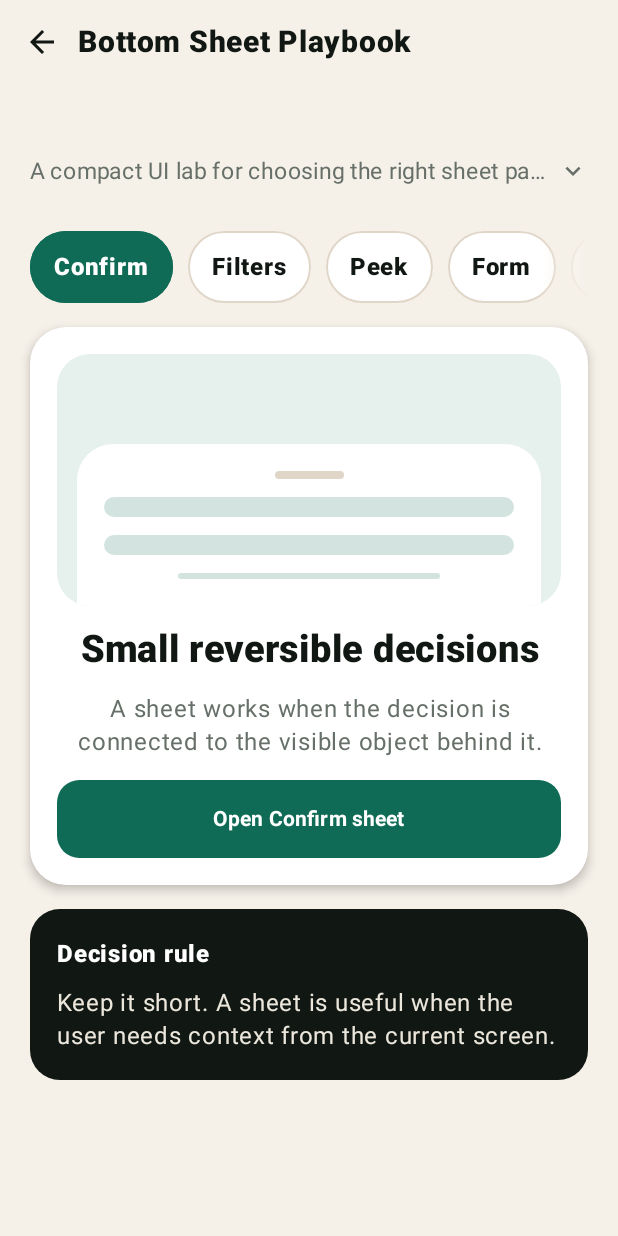
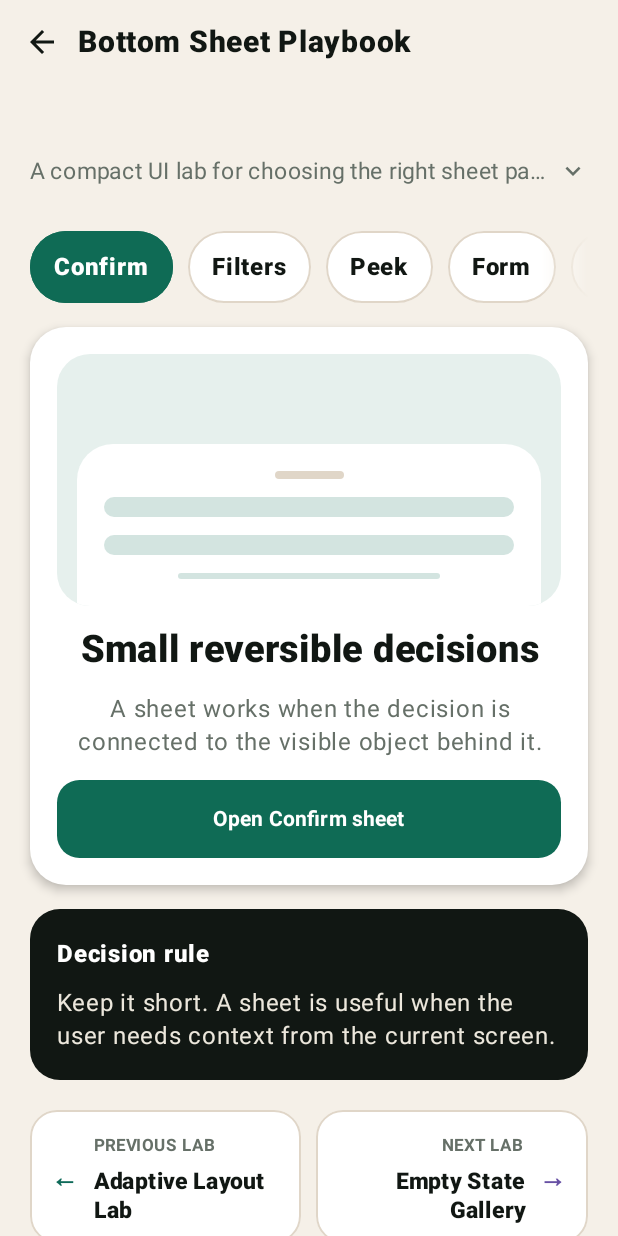
Before and after one commit to YANKAMKEVIN/mobile-ui-labs, an Android app built with Jetpack Compose: the screen it shows after launch (MainActivity), after a tap on "Bottom Sheet Playbook", on a phone screen of 412 x 824 dp. Run offline under Robolectric (Android 15) with nearby library versions, the phone set to English and light mode, and no system bars.

Commit message:
Chain the labs with previous / next links
Every lab now ends, under its rule card, with two cards leading to the
previous and the next lab in catalog order, with their title and an
arrow in their accent colour. The ten labs can be read in one go, like
the chapters of a guide, without going back up to "All labs" and
finding one's place in the list. The first lab has no "previous", the
last no "next"; each card is announced as "Next lab: <title>".

The links are provided by the app shell through LocalLabFooter and
placed by each lab with LabFooter(), which shows nothing when a lab
runs on its own. Covered by LabsTest.

Co-Authored-By: Claude Opus 5.5 <noreply@anthropic.com>
Claude-Session: https://claude.ai/code/session_01QVrBbqGuKQHJ4K4kwEfkG8

```diff
--- a/composeApp/src/commonMain/kotlin/com/kevin/adaptivelayoutlab/App.kt
+++ b/composeApp/src/commonMain/kotlin/com/kevin/adaptivelayoutlab/App.kt
@@ -41,6 +41,7 @@ import androidx.compose.ui.unit.dp
 import androidx.compose.ui.unit.sp
 import com.kevin.labs.ui.CardColor
 import com.kevin.labs.ui.Ink
+import com.kevin.labs.ui.LabFooter
 import com.kevin.labs.ui.LabHeader
 import com.kevin.labs.ui.LabTabs
 import com.kevin.labs.ui.LabTheme
@@ -174,6 +175,7 @@ private fun AdaptiveLayoutLab() {
                 accent = selected.accent
             )
         }
+        item { LabFooter(Modifier.padding(horizontal = 20.dp)) }
         item { Spacer(modifier = Modifier.height(2.dp)) }
     }
 }
--- a/composeApp/src/commonMain/kotlin/com/kevin/bottomsheetplaybook/App.kt
+++ b/composeApp/src/commonMain/kotlin/com/kevin/bottomsheetplaybook/App.kt
@@ -57,6 +57,7 @@ import androidx.compose.ui.unit.dp
 import androidx.compose.ui.unit.sp
 import com.kevin.labs.ui.CardColor
 import com.kevin.labs.ui.Ink
+import com.kevin.labs.ui.LabFooter
 import com.kevin.labs.ui.LabHeader
 import com.kevin.labs.ui.LabTabs
 import com.kevin.labs.ui.LabTheme
@@ -185,6 +186,7 @@ private fun BottomSheetPlaybook() {
                 }
             }
             item { RuleCard(title = "Decision rule", rule = selected.rule) }
+            item { LabFooter() }
         }
 
         if (openPattern != null) {
--- a/composeApp/src/commonMain/kotlin/com/kevin/emptystategallery/App.kt
+++ b/composeApp/src/commonMain/kotlin/com/kevin/emptystategallery/App.kt
@@ -61,6 +61,7 @@ import androidx.compose.ui.unit.dp
 import androidx.compose.ui.unit.sp
 import com.kevin.labs.ui.CardColor
 import com.kevin.labs.ui.Ink
+import com.kevin.labs.ui.LabFooter
 import com.kevin.labs.ui.LabHeader
 import com.kevin.labs.ui.LabTabs
 import com.kevin.labs.ui.LabTheme
@@ -217,6 +218,7 @@ private fun EmptyStateGallery() {
         item {
             UxNotes(pattern = selected)
         }
+        item { LabFooter() }
     }
 }
 
--- a/composeApp/src/commonMain/kotlin/com/kevin/feedbacksurfacelab/App.kt
+++ b/composeApp/src/commonMain/kotlin/com/kevin/feedbacksurfacelab/App.kt
@@ -57,6 +57,7 @@ import com.kevin.labs.ui.CardColor
 import com.kevin.labs.ui.Ink
 import com.kevin.labs.ui.Inverse
 import com.kevin.labs.ui.InverseAction
+import com.kevin.labs.ui.LabFooter
 import com.kevin.labs.ui.LabHeader
 import com.kevin.labs.ui.LabTabs
 import com.kevin.labs.ui.LabTheme
@@ -215,6 +216,7 @@ private fun FeedbackSurfaceLab() {
                 }
             }
             item { RuleCard(title = "Decision rule", rule = selected.rule) }
+            item { LabFooter() }
             item { Spacer(Modifier.height(74.dp)) }
         }
 
--- a/composeApp/src/commonMain/kotlin/com/kevin/labs/App.kt
+++ b/composeApp/src/commonMain/kotlin/com/kevin/labs/App.kt
@@ -57,6 +57,7 @@ import com.kevin.labs.ui.Ink
 import com.kevin.labs.ui.LabHeader
 import com.kevin.labs.ui.LabTheme
 import com.kevin.labs.ui.Line
+import com.kevin.labs.ui.LocalLabFooter
 import com.kevin.labs.ui.LocalLabHosted
 import com.kevin.labs.ui.Muted
 import com.kevin.labs.ui.Paper
@@ -94,6 +95,10 @@ fun App(darkTheme: Boolean = isSystemInDarkTheme()) {
                 LabScreen(
                     lab = open,
                     onBack = { openId = null },
+                    onOpenLab = {
+                        backProgress = 0f
+                        openId = it.id
+                    },
                     backProgress = backProgress,
                     onBackProgress = { backProgress = it }
                 )
@@ -157,12 +162,14 @@ private fun LabRow(lab: Lab, onClick: () -> Unit) {
 /**
  * A lab under a slim top bar: Back to the catalog and the lab title. The lab's own header then
  * shrinks to a one-line pitch ([LocalLabHosted]). System Back also returns to the catalog, and the
- * screen follows the predictive back gesture through [backProgress].
+ * screen follows the predictive back gesture through [backProgress]. The lab ends with links to
+ * the previous and next labs ([onOpenLab]).
  */
 @Composable
 fun LabScreen(
     lab: Lab,
     onBack: () -> Unit,
+    onOpenLab: (Lab) -> Unit = {},
     backProgress: Float = 0f,
     onBackProgress: (Float) -> Unit = {}
 ) {
@@ -214,7 +221,10 @@ fun LabScreen(
         }
         // The bar above already pads for the status bar: labs must not pad for it a second time.
         Box(Modifier.weight(1f).consumeWindowInsets(WindowInsets.statusBars)) {
-            CompositionLocalProvider(LocalLabHosted provides true) { lab.content() }
+            CompositionLocalProvider(
+                LocalLabHosted provides true,
+                LocalLabFooter provides { LabNeighbours(lab, onOpenLab) }
+            ) { lab.content() }
         }
     }
 }
--- /dev/null
+++ b/composeApp/src/commonMain/kotlin/com/kevin/labs/LabNeighbours.kt
@@ -0,0 +1,93 @@
+package com.kevin.labs
+
+import androidx.compose.foundation.BorderStroke
+import androidx.compose.foundation.layout.Arrangement
+import androidx.compose.foundation.layout.Column
+import androidx.compose.foundation.layout.Row
+import androidx.compose.foundation.layout.Spacer
+import androidx.compose.foundation.layout.fillMaxWidth
+import androidx.compose.foundation.layout.heightIn
+import androidx.compose.foundation.layout.padding
+import androidx.compose.foundation.shape.RoundedCornerShape
+import androidx.compose.material3.Surface
+import androidx.compose.material3.Text
+import androidx.compose.runtime.Composable
+import androidx.compose.ui.Alignment
+import androidx.compose.ui.Modifier
+import androidx.compose.ui.semantics.clearAndSetSemantics
+import androidx.compose.ui.semantics.contentDescription
+import androidx.compose.ui.semantics.semantics
+import androidx.compose.ui.text.font.FontWeight
+import androidx.compose.ui.text.style.TextAlign
+import androidx.compose.ui.unit.dp
+import androidx.compose.ui.unit.sp
+import com.kevin.labs.ui.CardColor
+import com.kevin.labs.ui.Ink
+import com.kevin.labs.ui.Line
+import com.kevin.labs.ui.Muted
+
+/** The labs just before and after [id] in catalog order (null at either end). */
+internal fun neighbours(id: String): Pair<Lab?, Lab?> {
+    val index = labs.indexOfFirst { it.id == id }
+    if (index < 0) return null to null
+    return labs.getOrNull(index - 1) to labs.getOrNull(index + 1)
+}
+
+/** "Previous lab" / "Next lab" cards closing a lab, so the series reads like chapters. */
+@Composable
+internal fun LabNeighbours(lab: Lab, onOpen: (Lab) -> Unit) {
+    val (previous, next) = neighbours(lab.id)
+    Row(
+        modifier = Modifier.fillMaxWidth().padding(top = 4.dp),
+        horizontalArrangement = Arrangement.spacedBy(10.dp)
+    ) {
+        if (previous != null) {
+            NeighbourCard(previous, label = "Previous lab", end = false, onOpen, Modifier.weight(1f))
+        } else {
+            Spacer(Modifier.weight(1f))
+        }
+        if (next != null) {
+            NeighbourCard(next, label = "Next lab", end = true, onOpen, Modifier.weight(1f))
+        } else {
+            Spacer(Modifier.weight(1f))
+        }
+    }
+}
+
+@Composable
+private fun NeighbourCard(lab: Lab, label: String, end: Boolean, onOpen: (Lab) -> Unit, modifier: Modifier) {
+    Surface(
+        onClick = { onOpen(lab) },
+        modifier = modifier
+            .heightIn(min = 64.dp)
+            .semantics { contentDescription = "$label: ${lab.title}" },
+        shape = RoundedCornerShape(18.dp),
+        color = CardColor,
+        border = BorderStroke(1.dp, Line)
+    ) {
+        Row(
+            // The card itself is announced as "Next lab: <title>"; arrows and labels stay visual.
+            modifier = Modifier.padding(horizontal = 14.dp, vertical = 12.dp).clearAndSetSemantics {},
+            verticalAlignment = Alignment.CenterVertically,
+            horizontalArrangement = Arrangement.spacedBy(10.dp)
+        ) {
+            if (!end) Text("←", color = lab.accent, fontWeight = FontWeight.Black, fontSize = 18.sp)
+            Column(
+                modifier = Modifier.weight(1f),
+                horizontalAlignment = if (end) Alignment.End else Alignment.Start,
+                verticalArrangement = Arrangement.spacedBy(2.dp)
+            ) {
+                Text(label.uppercase(), color = Muted, fontSize = 11.sp, fontWeight = FontWeight.Bold, letterSpacing = 0.6.sp)
+                Text(
+                    lab.title,
+                    color = Ink,
+                    fontWeight = FontWeight.Black,
+                    fontSize = 15.sp,
+                    lineHeight = 19.sp,
+                    textAlign = if (end) TextAlign.End else TextAlign.Start
+                )
+            }
+            if (end) Text("→", color = lab.accent, fontWeight = FontWeight.Black, fontSize = 18.sp)
+        }
+    }
+}
--- a/composeApp/src/commonMain/kotlin/com/kevin/loadinguxpatterns/App.kt
+++ b/composeApp/src/commonMain/kotlin/com/kevin/loadinguxpatterns/App.kt
@@ -56,6 +56,7 @@ import androidx.compose.ui.unit.dp
 import androidx.compose.ui.unit.sp
 import com.kevin.labs.ui.CardColor
 import com.kevin.labs.ui.Ink
+import com.kevin.labs.ui.LabFooter
 import com.kevin.labs.ui.LabHeader
 import com.kevin.labs.ui.LabTabs
 import com.kevin.labs.ui.LabTheme
@@ -201,6 +202,7 @@ private fun LoadingGallery() {
                 accent = selected.accent
             )
         }
+        item { LabFooter() }
     }
 }
 
--- a/composeApp/src/commonMain/kotlin/com/kevin/navigationbackstacklab/App.kt
+++ b/composeApp/src/commonMain/kotlin/com/kevin/navigationbackstacklab/App.kt
@@ -46,6 +46,7 @@ import androidx.compose.ui.unit.dp
 import androidx.compose.ui.unit.sp
 import com.kevin.labs.ui.CardColor
 import com.kevin.labs.ui.Ink
+import com.kevin.labs.ui.LabFooter
 import com.kevin.labs.ui.LabHeader
 import com.kevin.labs.ui.LabTabs
 import com.kevin.labs.ui.LabTheme
@@ -195,6 +196,7 @@ private fun NavigationBackstackLab() {
                 accent = selected.accent
             )
         }
+        item { LabFooter(Modifier.padding(horizontal = 20.dp)) }
         item { Spacer(modifier = Modifier.height(2.dp)) }
     }
 }
--- a/composeApp/src/commonMain/kotlin/com/kevin/offlinefirstnotes/App.kt
+++ b/composeApp/src/commonMain/kotlin/com/kevin/offlinefirstnotes/App.kt
@@ -40,6 +40,7 @@ import androidx.compose.ui.unit.dp
 import androidx.compose.ui.unit.sp
 import com.kevin.labs.ui.CardColor
 import com.kevin.labs.ui.Ink
+import com.kevin.labs.ui.LabFooter
 import com.kevin.labs.ui.LabHeader
 import com.kevin.labs.ui.LabTabs
 import com.kevin.labs.ui.LabTheme
@@ -174,6 +175,7 @@ private fun OfflineFirstNotes() {
                 accent = selected.accent
             )
         }
+        item { LabFooter(Modifier.padding(horizontal = 20.dp)) }
         item { Spacer(modifier = Modifier.height(2.dp)) }
     }
 }
--- a/composeApp/src/commonMain/kotlin/com/kevin/permissiononboardinglab/App.kt
+++ b/composeApp/src/commonMain/kotlin/com/kevin/permissiononboardinglab/App.kt
@@ -49,6 +49,7 @@ import androidx.compose.ui.unit.dp
 import androidx.compose.ui.unit.sp
 import com.kevin.labs.ui.CardColor
 import com.kevin.labs.ui.Ink
+import com.kevin.labs.ui.LabFooter
 import com.kevin.labs.ui.LabHeader
 import com.kevin.labs.ui.LabTabs
 import com.kevin.labs.ui.LabTheme
@@ -183,6 +184,7 @@ private fun PermissionOnboardingLab() {
             }
         }
         item { RuleCard(title = "Decision rule", rule = selected.rule) }
+        item { LabFooter() }
     }
 }
 
--- a/composeApp/src/commonMain/kotlin/com/kevin/searchstatemachine/App.kt
+++ b/composeApp/src/commonMain/kotlin/com/kevin/searchstatemachine/App.kt
@@ -52,6 +52,7 @@ import androidx.compose.ui.unit.dp
 import androidx.compose.ui.unit.sp
 import com.kevin.labs.ui.CardColor
 import com.kevin.labs.ui.Ink
+import com.kevin.labs.ui.LabFooter
 import com.kevin.labs.ui.LabHeader
 import com.kevin.labs.ui.LabTabs
 import com.kevin.labs.ui.LabTheme
@@ -229,6 +230,7 @@ private fun SearchStateMachine() {
                 accent = selected.accent
             )
         }
+        item { LabFooter(Modifier.padding(horizontal = 20.dp)) }
         item { Spacer(modifier = Modifier.height(2.dp)) }
     }
 }
--- a/composeApp/src/commonMain/kotlin/com/kevin/swipeactionlab/App.kt
+++ b/composeApp/src/commonMain/kotlin/com/kevin/swipeactionlab/App.kt
@@ -67,6 +67,7 @@ import com.kevin.labs.ui.CardColor
 import com.kevin.labs.ui.Ink
 import com.kevin.labs.ui.Inverse
 import com.kevin.labs.ui.InverseAction
+import com.kevin.labs.ui.LabFooter
 import com.kevin.labs.ui.LabHeader
 import com.kevin.labs.ui.LabTabs
 import com.kevin.labs.ui.LabTheme
@@ -217,6 +218,7 @@ private fun SwipeActionLab() {
                 }
             }
             item { RuleCard(title = "Decision rule", rule = selected.rule) }
+            item { LabFooter() }
             item { Spacer(Modifier.height(74.dp)) }
         }
 
--- a/lab-ui/src/commonMain/kotlin/com/kevin/labs/ui/LabHost.kt
+++ b/lab-ui/src/commonMain/kotlin/com/kevin/labs/ui/LabHost.kt
@@ -1,6 +1,9 @@
 package com.kevin.labs.ui
 
+import androidx.compose.foundation.layout.Box
+import androidx.compose.runtime.Composable
 import androidx.compose.runtime.staticCompositionLocalOf
+import androidx.compose.ui.Modifier
 
 /**
  * True when a lab runs inside the app shell, whose top bar already shows the lab title next to
@@ -8,3 +11,16 @@ import androidx.compose.runtime.staticCompositionLocalOf
  * pattern tabs and the demo start near the top of the screen.
  */
 val LocalLabHosted = staticCompositionLocalOf { false }
+
+/**
+ * What the app shell shows at the very end of a lab (links to the previous and next labs); null
+ * when the lab runs on its own. Each lab places it with [LabFooter] after its rule card.
+ */
+val LocalLabFooter = staticCompositionLocalOf<(@Composable () -> Unit)?> { null }
+
+/** The shell's end-of-lab links ([LocalLabFooter]), or nothing outside the shell. */
+@Composable
+fun LabFooter(modifier: Modifier = Modifier) {
+    val footer = LocalLabFooter.current ?: return
+    Box(modifier) { footer() }
+}
```
Also changed, not shown: 1 other file.
